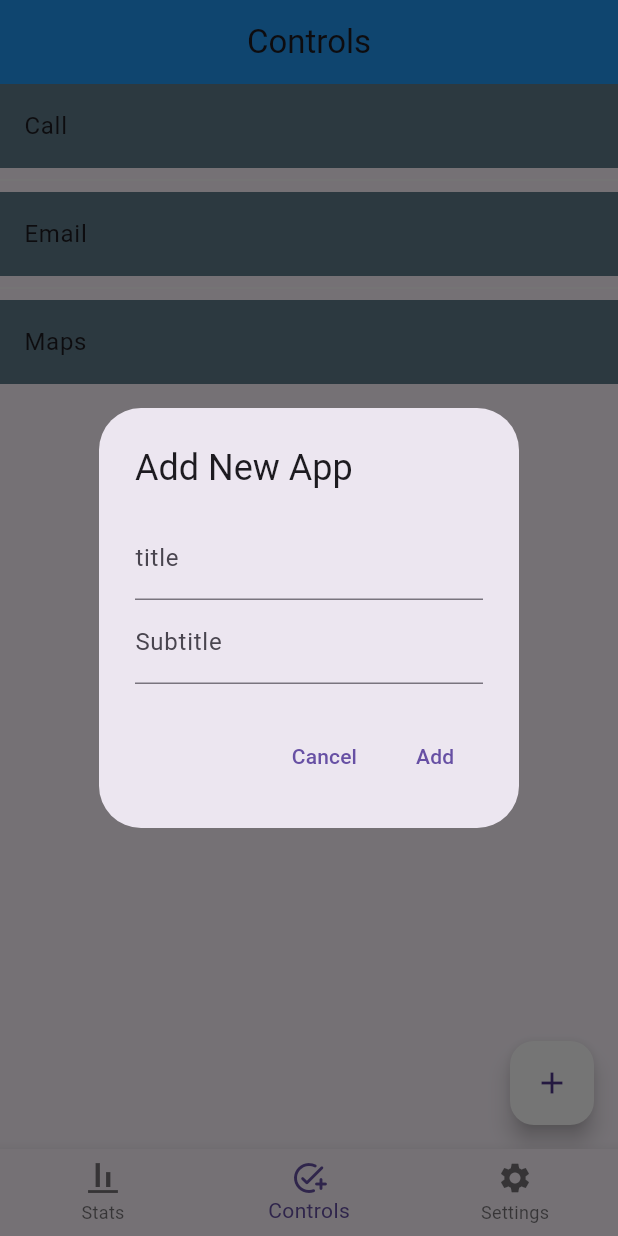
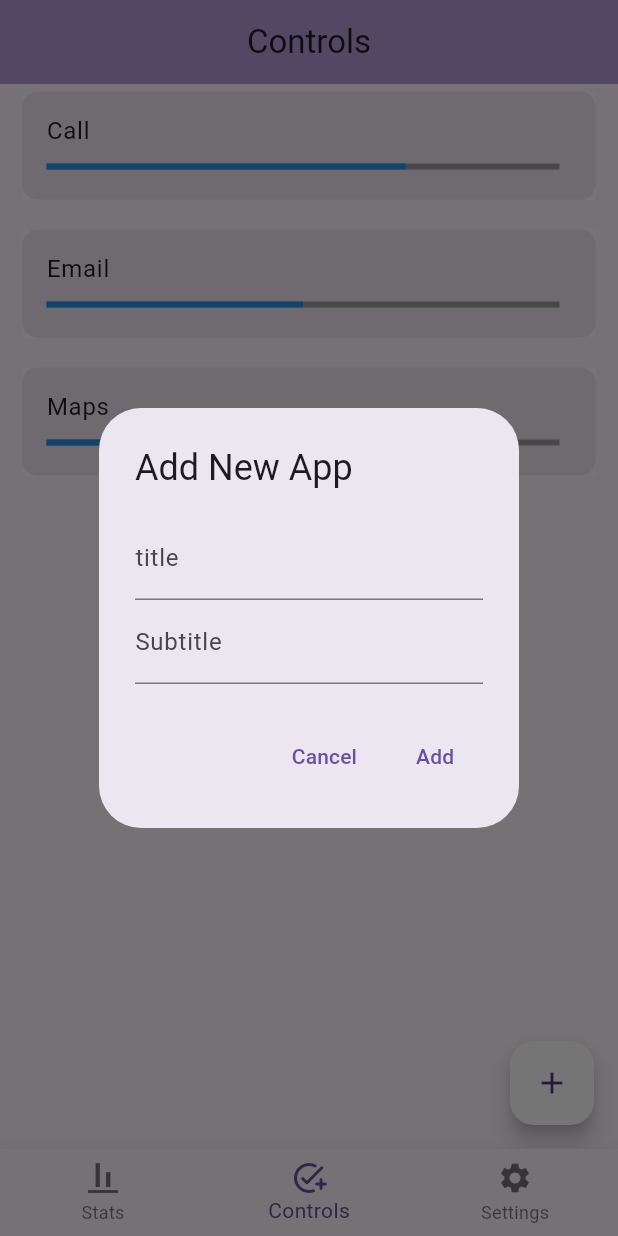
Before and after one commit to psethy2005/TimeGuard, a Flutter app: the screen it shows after launch, item 2 of the bottom bar chosen, after a tap on the "add" icon, on a phone screen of 412 x 824 dp. Run offline on Flutter 3.47's test engine with Material 3 defaults, Android fonts, the phone set to English and light mode, and no system bars.

Commit message:
Added progress bar in Controls

```diff
--- a/lib/time_control.dart
+++ b/lib/time_control.dart
@@ -12,7 +12,7 @@ class _TimeControlState extends State<TimeControl> {
 
   ListDisplay listDisplay = ListDisplay();
 
-  void _AddNewApp() {
+  void _addNewApp() {
     //Show dialog to enter app details
     showDialog(
       context: context,
@@ -51,6 +51,7 @@ class _TimeControlState extends State<TimeControl> {
                         icon: Icons.star, // Default icon
                         title: titleController.text,
                         subtitle: subtitleController.text,
+                        progress: 0
                       ),
                     );
                   });
@@ -71,19 +72,30 @@ class _TimeControlState extends State<TimeControl> {
         appBar: AppBar(
           title: const Text('Controls'),
           centerTitle: true,
-          backgroundColor: Colors.blue,
+          backgroundColor: Colors.deepPurple[200],
         ),
         floatingActionButton: FloatingActionButton(
-          onPressed: _AddNewApp, //Add new app when pressed
+          onPressed: _addNewApp, //Add new app when pressed
+          backgroundColor: Colors.white,
           child: const Icon(Icons.add),
-          backgroundColor: Colors.white,
         ),
         body: ListView.separated(
           itemCount: listDisplay.items.length,
           itemBuilder: (BuildContext context, int index){
-            return ListTile(
+            return Container(
+              margin: EdgeInsets.symmetric(vertical: 5, horizontal: 15),
+              decoration: BoxDecoration(
+                color: Colors.purple[50],
+                borderRadius: BorderRadius.circular(10), // Rounded corners
+              ),
+              child: ListTile(
                 title: Text(listDisplay.items[index].title),
-                  tileColor: Colors.blueGrey,
+                subtitle: LinearProgressIndicator(
+                  value: listDisplay.items[index].progress,
+                  valueColor: AlwaysStoppedAnimation(Colors.blue),
+                  backgroundColor: Colors.grey,
+                ),
+                tileColor: Colors.white,
                 onTap: () {
                   //Navigate to an different page for each app
                   Navigator.push(
@@ -93,12 +105,13 @@ class _TimeControlState extends State<TimeControl> {
                     )
                   );
                 },
+              )
             );
           },
-          separatorBuilder: (BuildContext context, int index) => const Divider(
-            color: Colors.white
+          separatorBuilder: (BuildContext context, int index) => const Padding(
+            padding: EdgeInsets.symmetric(vertical: 5)
+          )
         ),
-        )
       )
     );
   }
@@ -136,15 +149,16 @@ class ListItem {
   final IconData icon;
   final String title;
   final String subtitle;
+  final double progress;
 
-  ListItem({required this.icon, required this.title, required this.subtitle});
+  ListItem({required this.icon, required this.title, required this.subtitle, this.progress = 0.0});
 }
 
 class ListDisplay extends ChangeNotifier {
   final List<ListItem> _items = [
-    ListItem(icon: Icons.phone, title: "Call", subtitle: "Make a phone call"),
-    ListItem(icon: Icons.email, title: "Email", subtitle: "Send an email"),
-    ListItem(icon: Icons.map, title: "Maps", subtitle: "Open maps"),
+    ListItem(icon: Icons.phone, title: "Call", subtitle: '0.5', progress: 0.7),
+    ListItem(icon: Icons.email, title: "Email", subtitle: "Send an email", progress: 0.5),
+    ListItem(icon: Icons.map, title: "Maps", subtitle: "Open maps", progress: 0.3),
   ];
 
   List<ListItem> get items => _items;
```
Lines whose indentation alone changed are shown as unchanged.
